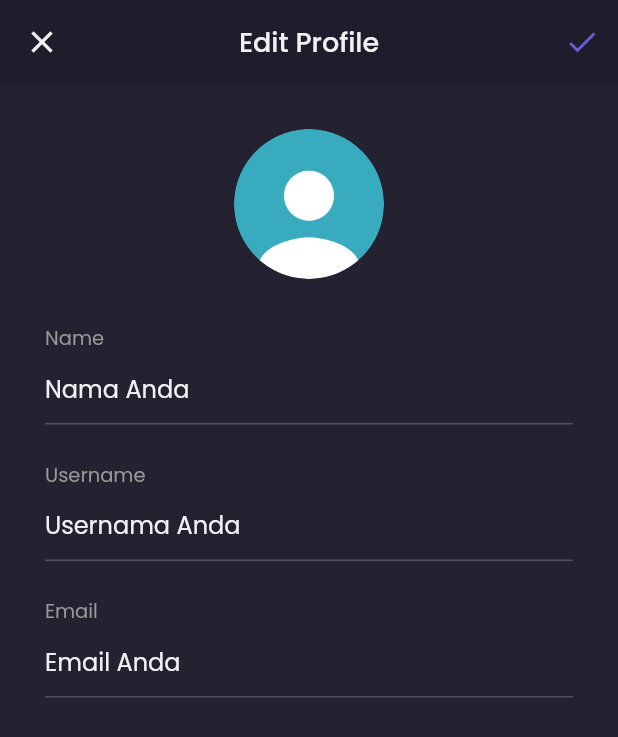
After one commit to DeniJuly/shamo-app, a Flutter app: the EditProfile screen opened by its route, on a phone screen of 412 x 824 dp. The commit adds this screen. Shown: the top 737 px of the screen. Run offline on Flutter 3.47's test engine with Material 2 defaults, Android fonts, the phone set to English and light mode, and no system bars; our stand-ins replace google_fonts.

Commit message:
edit profile page

```diff
--- a/lib/main.dart
+++ b/lib/main.dart
@@ -2,6 +2,7 @@ import 'package:flutter/material.dart';
 import 'package:google_fonts/google_fonts.dart';
 import 'package:shamo_app/config/theme.dart';
 import 'package:shamo_app/pages/detail_chat_page.dart';
+import 'package:shamo_app/pages/edit_profile_page.dart';
 import 'package:shamo_app/pages/home/main_page.dart';
 import 'package:shamo_app/pages/sign_in_page.dart';
 import 'package:shamo_app/pages/sign_up_page.dart';
@@ -22,6 +23,7 @@ class MyApp extends StatelessWidget {
         '/sign-up': (context) => SignUpPage(),
         '/home': (context) => MainPage(),
         '/detail-chat': (context) => DetailChatPage(),
+        '/edit-profile': (context) => EditProfile(),
       },
     );
   }
--- /dev/null
+++ b/lib/pages/edit_profile_page.dart
@@ -0,0 +1,156 @@
+import 'package:flutter/material.dart';
+import 'package:shamo_app/config/theme.dart';
+
+class EditProfile extends StatelessWidget {
+  const EditProfile({Key? key}) : super(key: key);
+
+  @override
+  Widget build(BuildContext context) {
+    Widget nameInput() {
+      return Container(
+        margin: EdgeInsets.only(
+          top: 30,
+        ),
+        child: Column(
+          crossAxisAlignment: CrossAxisAlignment.start,
+          children: [
+            Text(
+              'Name',
+              style: secondaryTextStyle.copyWith(fontSize: 13),
+            ),
+            TextFormField(
+              style: primaryTextStyle,
+              decoration: InputDecoration(
+                hintText: 'Nama Anda',
+                hintStyle: primaryTextStyle,
+                enabledBorder: UnderlineInputBorder(
+                  borderSide: BorderSide(
+                    color: subtitleTextColor,
+                  ),
+                ),
+              ),
+            ),
+          ],
+        ),
+      );
+    }
+
+    Widget usernameInput() {
+      return Container(
+        margin: EdgeInsets.only(
+          top: 24,
+        ),
+        child: Column(
+          crossAxisAlignment: CrossAxisAlignment.start,
+          children: [
+            Text(
+              'Username',
+              style: secondaryTextStyle.copyWith(fontSize: 13),
+            ),
+            TextFormField(
+              style: primaryTextStyle,
+              decoration: InputDecoration(
+                hintText: 'Usernama Anda',
+                hintStyle: primaryTextStyle,
+                enabledBorder: UnderlineInputBorder(
+                  borderSide: BorderSide(
+                    color: subtitleTextColor,
+                  ),
+                ),
+              ),
+            ),
+          ],
+        ),
+      );
+    }
+
+    Widget emailInput() {
+      return Container(
+        margin: EdgeInsets.only(
+          top: 24,
+        ),
+        child: Column(
+          crossAxisAlignment: CrossAxisAlignment.start,
+          children: [
+            Text(
+              'Email',
+              style: secondaryTextStyle.copyWith(fontSize: 13),
+            ),
+            TextFormField(
+              style: primaryTextStyle,
+              decoration: InputDecoration(
+                hintText: 'Email Anda',
+                hintStyle: primaryTextStyle,
+                enabledBorder: UnderlineInputBorder(
+                  borderSide: BorderSide(
+                    color: subtitleTextColor,
+                  ),
+                ),
+              ),
+            ),
+          ],
+        ),
+      );
+    }
+
+    Widget content() {
+      return Container(
+        margin: EdgeInsets.symmetric(horizontal: defaultMargin),
+        width: double.infinity,
+        child: Column(
+          crossAxisAlignment: CrossAxisAlignment.center,
+          children: [
+            SizedBox(
+              height: 30,
+            ),
+            ClipOval(
+              child: Image.asset(
+                'assets/images/profile.png',
+                width: 100,
+              ),
+            ),
+            nameInput(),
+            usernameInput(),
+            emailInput(),
+          ],
+        ),
+      );
+    }
+
+    return Scaffold(
+      appBar: AppBar(
+        backgroundColor: bgColor1,
+        centerTitle: true,
+        elevation: 0,
+        leading: IconButton(
+          onPressed: () {
+            Navigator.pop(context);
+          },
+          icon: Icon(
+            Icons.close,
+            color: primaryTextColor,
+          ),
+        ),
+        title: Text(
+          'Edit Profile',
+          style: primaryTextStyle.copyWith(
+            fontSize: 18,
+            fontWeight: FontWeight.w500,
+          ),
+        ),
+        actions: [
+          IconButton(
+            onPressed: () {},
+            icon: Icon(
+              Icons.check,
+              color: primaryColor,
+            ),
+          ),
+        ],
+      ),
+      backgroundColor: bgColor3,
+      body: content(),
+      resizeToAvoidBottomInset: false,
+    );
+  }
+}
--- a/lib/pages/home/profile_page.dart
+++ b/lib/pages/home/profile_page.dart
@@ -4,6 +4,8 @@ import 'package:shamo_app/config/theme.dart';
 class ProfilePage extends StatelessWidget {
   const ProfilePage({Key? key}) : super(key: key);
 
+  @override
+  Widget build(BuildContext context) {
     Widget header() {
       return AppBar(
         backgroundColor: bgColor1,
@@ -43,9 +45,15 @@ class ProfilePage extends StatelessWidget {
                     ],
                   ),
                 ),
-              Image.asset(
+                GestureDetector(
+                  onTap: () {
+                    Navigator.pushNamedAndRemoveUntil(
+                        context, '/sign-in', (route) => false);
+                  },
+                  child: Image.asset(
                     'assets/icons/ic_logout.png',
                     width: 20,
+                  ),
                 ),
               ],
             ),
@@ -98,7 +106,11 @@ class ProfilePage extends StatelessWidget {
                   fontWeight: FontWeight.w600,
                 ),
               ),
-            menuItem('Edit Profile'),
+              GestureDetector(
+                  onTap: () {
+                    Navigator.pushNamed(context, '/edit-profile');
+                  },
+                  child: menuItem('Edit Profile')),
               menuItem('Your Orders'),
               menuItem('Help'),
               SizedBox(
@@ -120,8 +132,6 @@ class ProfilePage extends StatelessWidget {
       );
     }
 
-  @override
-  Widget build(BuildContext context) {
     return Column(
       children: [
         header(),
```
Lines whose indentation alone changed are shown as unchanged.
